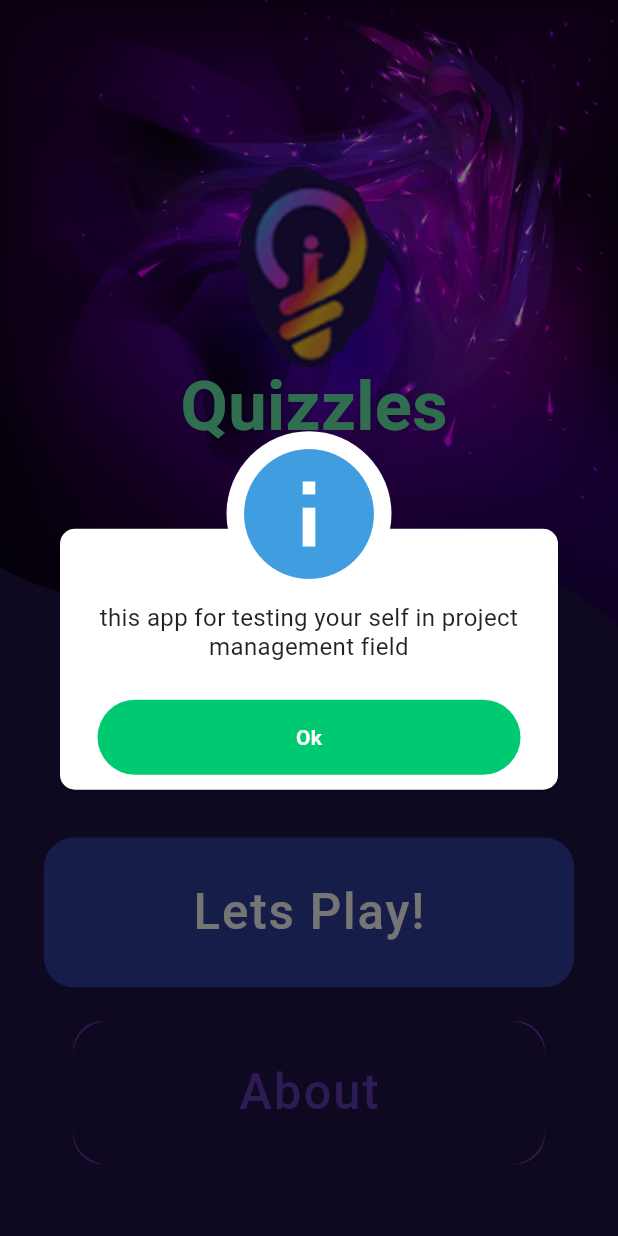
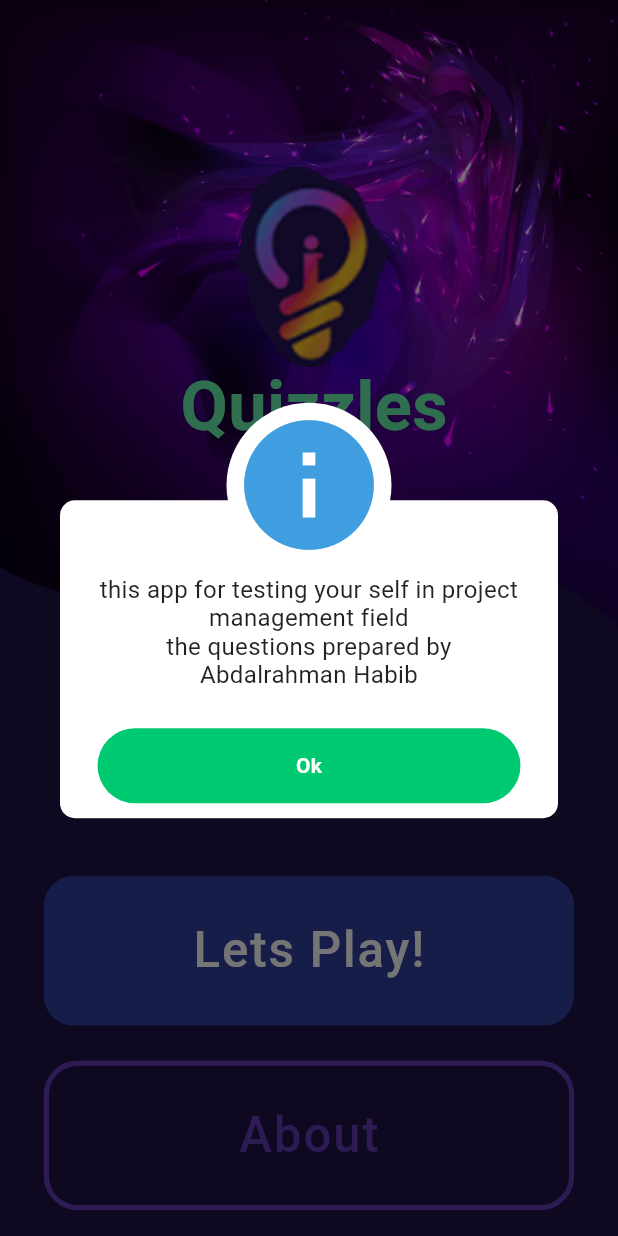
Before and after one commit to abdo2121nasser/shared-code, a Flutter app: the screen it shows after launch, after a tap on "About", on a phone screen of 412 x 824 dp. Run offline on Flutter 3.47's test engine with Material 2 defaults, Android fonts, the phone set to English and light mode, and no system bars; our stand-ins replace awesome_dialog, flutter_screenutil, sqflite; accounts and stored records are empty.

Commit message:
quiz_app

```diff
--- a/quiz_app/lib/blocks/button.dart
+++ b/quiz_app/lib/blocks/button.dart
@@ -4,14 +4,16 @@ import 'package:quiz_app/data_models/button_data_model.dart';
 
 class MyButton extends StatelessWidget {
   ButtonDataModel data;
+  bool falgeColor;
   VoidCallback function;
   String text;
-  MyButton({required this.text,required this.data,required this.function});
+  MyButton({required this.text,required this.data,required this.function,required this.falgeColor});
 
   @override
   Widget build(BuildContext context) {
     return ElevatedButton(onPressed:function,
       style: ElevatedButton.styleFrom(
+        side: BorderSide(color: falgeColor?Colors.deepPurple:Colors.transparent,width: 3.w),
         elevation: 0,
    shape: RoundedRectangleBorder(borderRadius: BorderRadius.circular(data.borderRadius)),
         fixedSize: Size(data.width.w, data.height.h),
--- a/quiz_app/lib/blocks/choosies_block.dart
+++ b/quiz_app/lib/blocks/choosies_block.dart
@@ -29,8 +29,10 @@ bool flage;
             child: Text('${index+1}',
               style: TextStyle(fontSize: 20.sp,fontWeight: FontWeight.bold),),
           ),
-          Text(text,
-            style: TextStyle(fontSize: 20.sp,fontWeight: FontWeight.bold),),
+          Expanded(
+            child: Text(text,
+              style: TextStyle(fontSize: 20.sp,fontWeight: FontWeight.bold),),
+          ),
 
         ],
       ),
--- a/quiz_app/lib/screens/levels_screen.dart
+++ b/quiz_app/lib/screens/levels_screen.dart
@@ -84,6 +84,7 @@ class _LevelsState extends State<Levels> {
                     mainAxisSpacing: 0),
                 itemBuilder: (_, index) => LevelButton(levelNumber: snapshot.data[index]['id'] ,lock: snapshot.data[index]['lock'],grade: snapshot.data[index]['grade'], ),
                 itemCount:itemNumber,
+
               );
             }
             else
--- a/quiz_app/lib/screens/openning_Screen.dart
+++ b/quiz_app/lib/screens/openning_Screen.dart
@@ -68,7 +68,7 @@ class OpenningScreen extends StatelessWidget {
              ],
            ),
          ),
-          MyButton(text: 'Lets Play!',data: buttonData[0],function: () async {
+          MyButton(text: 'Lets Play!',falgeColor: false,data: buttonData[0],function: () async {
             var count= await SqlDataBase().readData('SELECT Count(*) FROM levels');
             if(count[0]['Count(*)']==0)
               {
@@ -82,25 +82,20 @@ class OpenningScreen extends StatelessWidget {
               }
             Navigator.pushNamed(context, Levels.id);
           },),
-          Container(
-            margin: EdgeInsets.only(bottom: 40.h,top: 10.h),
-            alignment: Alignment.center,
-              width: 275.w,
-              height:80.h,
-            decoration: BoxDecoration(
-              color: Colors.deepPurple,
-              borderRadius: BorderRadius.circular(20),
-            ),
-              child: MyButton(text: 'About',data: buttonData[1],function: (){
+          Padding(
+            padding:  EdgeInsets.only(bottom: 15.sp),
+            child: MyButton(text: 'About',falgeColor: true,data: buttonData[1],function: (){
               AwesomeDialog(titleTextStyle: TextStyle(color: Colors.black87),
                   context: context,
                   dialogType: DialogType.info,
-                    title: "this app for testing your self in project management field",
+                  title: "this app for testing your self in project management field\n"
+                      "the questions prepared by\nAbdalrahman Habib",
                   alignment: Alignment.center,
                   btnOkOnPress: (){}
               ).show();
 
-              },)
+
+            },),
           )
         ],
       ),
```
Also changed, not shown: quiz_app/lib/screens/exam_screen.dart (+7 -6 lines). Lines whose indentation alone changed are shown as unchanged.
